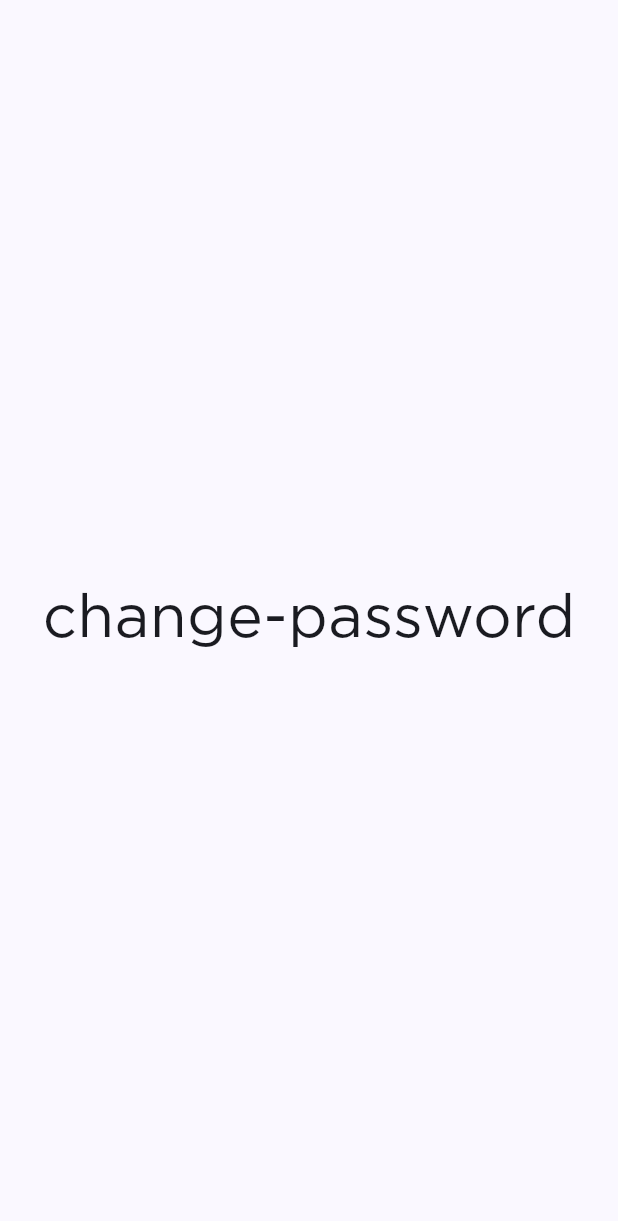
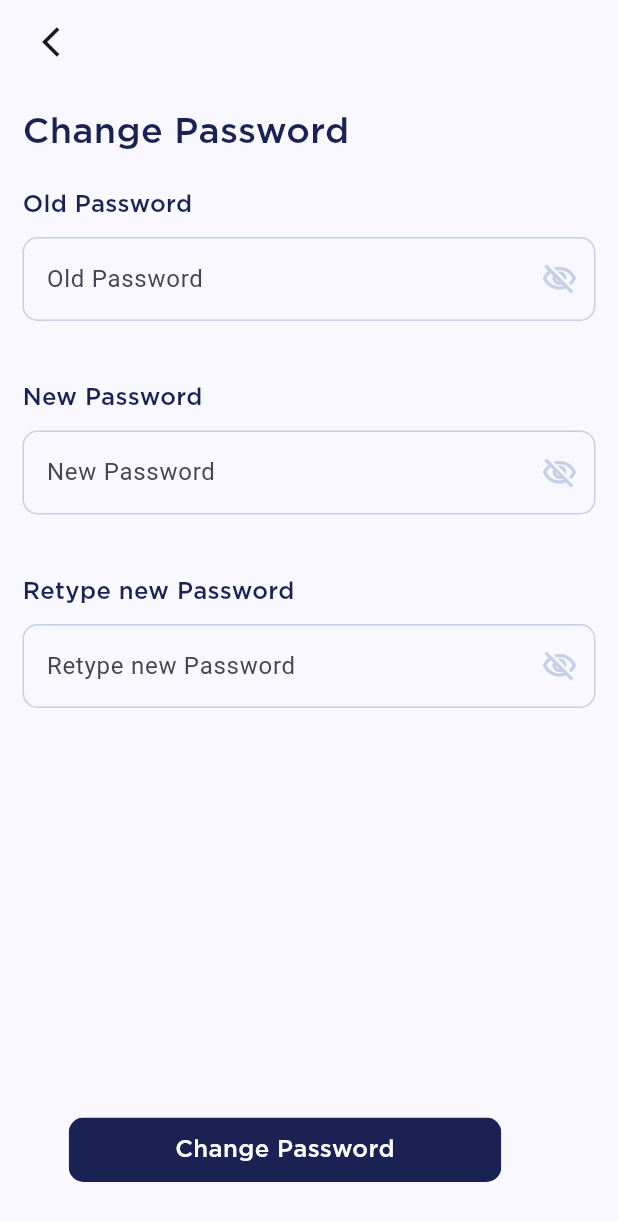
Before and after one commit to kenvas-dev/app_pikbil_mobil, a Flutter app: the ChangePasswordScreen screen opened by its route, on a phone screen of 412 x 824 dp. Shown: the top 1221 px of the screen. Run offline on Flutter 3.47's test engine with Material 3 defaults, Android fonts, the phone set to English and light mode, and no system bars; our stand-ins replace animate_do, flutter_dotenv, flutter_riverpod, go_router; network calls fail.

Commit message:
create change passworod widget

```diff
--- a/lib/presentation/screens/profile/change_password_screen.dart
+++ b/lib/presentation/screens/profile/change_password_screen.dart
@@ -1,15 +1,72 @@
+import 'package:app_pikbil_mobil/config/router/router.dart';
+import 'package:app_pikbil_mobil/presentation/widgets/widgets.dart';
 import 'package:flutter/material.dart';
+import 'package:go_router/go_router.dart';
+
+import '../../../config/static/static.dart';
 
 class ChangePasswordScreen extends StatelessWidget {
-
   static const String name = 'change-password-screen';
 
   const ChangePasswordScreen({super.key});
 
   @override
   Widget build(BuildContext context) {
-    return const Scaffold(
-      body: Center(child: Text('change-password', style: TextStyle(fontSize: 40,  fontFamily: 'Gotham-Book')),),
+    return Scaffold(
+      appBar:
+          ProfileAppBar(voidCallback: () => context.push(PathRouter.profile)),
+      body: MediaQuery.removePadding(
+          context: context,
+          removeBottom: true,
+          removeTop: true,
+          child: const Padding(
+            padding: EdgeInsets.all(15),
+            child: Column(
+              crossAxisAlignment: CrossAxisAlignment.start,
+              children: [
+                Text(
+                  InformativeTexts.changePasswordScreenChangePassword,
+                  textAlign: TextAlign.start,
+                  style: CustomText.headlineDark700,
+                ),
+                CustomTextField(
+                  obscureText: true,
+                  textInputType: TextInputType.visiblePassword,
+                  labelText: InformativeTexts.changePasswordScreenOldPassword,
+                  placeholder: InformativeTexts
+                      .changePasswordScreenOldPasswordPlaceholder,
+                  suffixIcon: Icon(Icons.visibility_off_outlined),
+                ),
+                CustomTextField(
+                  obscureText: true,
+                  textInputType: TextInputType.visiblePassword,
+                  labelText: InformativeTexts.changePasswordScreenNewPassword,
+                  placeholder: InformativeTexts
+                      .changePasswordScreenNewPasswordPlaceholder,
+                  suffixIcon: Icon(Icons.visibility_off_outlined),
+                ),
+                CustomTextField(
+                  obscureText: true,
+                  textInputType: TextInputType.visiblePassword,
+                  labelText:
+                      InformativeTexts.changePasswordScreenNewPasswordRetype,
+                  placeholder: InformativeTexts
+                      .changePasswordScreenNewPasswordRetypePlaceholder,
+                  suffixIcon: Icon(Icons.visibility_off_outlined),
+                ),
+              ],
+            ),
+          )),
+      floatingActionButton: CustomFloatingButton(
+          alignment: Alignment.bottomCenter,
+          voidCallback: () {},
+          margin: const EdgeInsetsDirectional.only(bottom: 20),
+          borderRadius: const BorderRadius.all(Radius.circular(10)),
+          colorButton: CustomColor.primary900,
+          textButton: const Text(
+              InformativeTexts.changePasswordScreenChangePassword,
+              textAlign: TextAlign.center,
+              style: CustomText.headlineWhite500)),
     );
   }
 }
```
